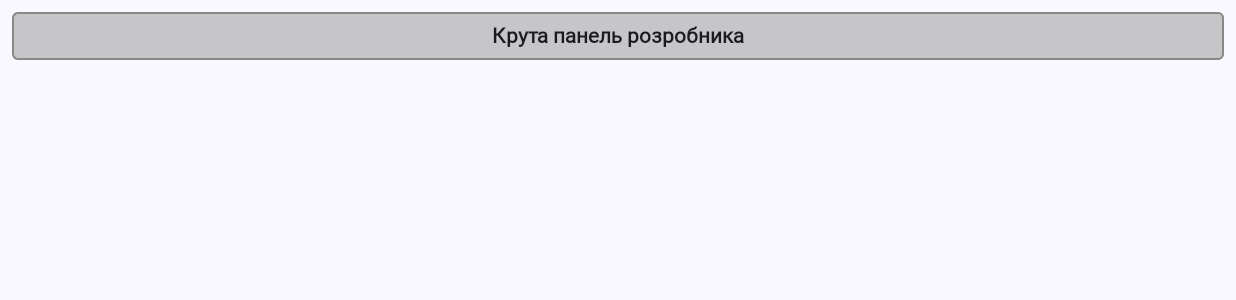
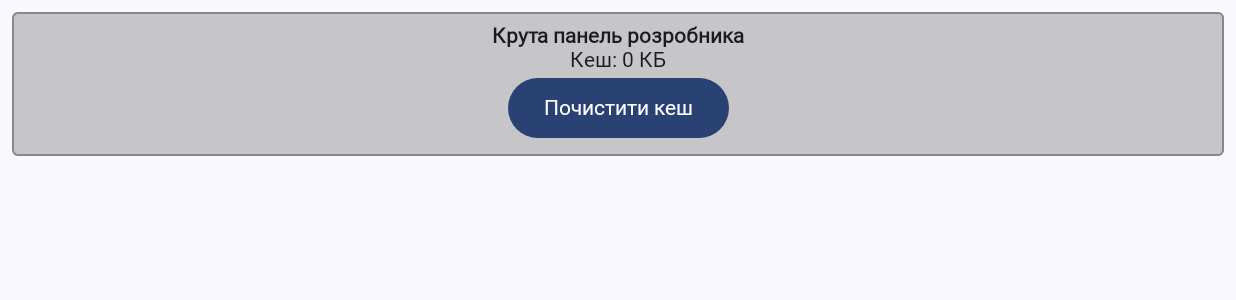
Before and after one commit to sginne/wagner, an Android app built with Jetpack Compose: the composable DevPanel shown on its own in the app's theme, on a phone screen of 824 x 412 dp (held sideways). Shown: the top 300 px of the screen. Run offline under Robolectric (Android 15) with nearby library versions, the phone set to English and light mode, and no system bars; Roboto replaces fonts that are not available here.

Commit message:
Dev panel, cache part, shows Kb size

```diff
--- a/app/src/main/java/com/viivi/wagner/ui/screens/devUi/DevPanel.kt
+++ b/app/src/main/java/com/viivi/wagner/ui/screens/devUi/DevPanel.kt
@@ -1,37 +1,86 @@
 package com.viivi.wagner.ui.screens.devUi
 
-
+import android.content.Context
 import androidx.compose.foundation.border
 import androidx.compose.foundation.background
 import androidx.compose.foundation.layout.Row
 import androidx.compose.foundation.layout.fillMaxWidth
 import androidx.compose.foundation.layout.padding
 import androidx.compose.foundation.layout.Arrangement
+import androidx.compose.foundation.shape.RoundedCornerShape
+import androidx.compose.material3.Button
 import androidx.compose.material3.Text
 import androidx.compose.runtime.Composable
 import androidx.compose.ui.Alignment
 import androidx.compose.ui.Modifier
 import androidx.compose.ui.graphics.Color
+import androidx.compose.ui.platform.LocalContext
 import androidx.compose.ui.text.font.FontWeight
 import androidx.compose.ui.unit.Dp
 import androidx.compose.ui.unit.dp
-import androidx.compose.foundation.shape.RoundedCornerShape
+import coil.imageLoader
+import kotlinx.coroutines.CoroutineScope
+import kotlinx.coroutines.Dispatchers
+import kotlinx.coroutines.launch
+import java.io.File
+import androidx.compose.runtime.rememberCoroutineScope
+import androidx.compose.foundation.layout.*
+import androidx.compose.runtime.*
+import kotlinx.coroutines.withContext
 
 
 
 
+fun clearComicCache(context: Context) {
+    val cacheDir = File(context.filesDir, "comics_cache")
+    cacheDir.deleteRecursively()
+    context.imageLoader.diskCache?.clear()
+}
+
 @Composable
 fun DevPanel() {
-    Row(
-        Modifier
+    val context = LocalContext.current
+    val scope = rememberCoroutineScope()
+    var cacheSize by remember { mutableStateOf(0L) }
+
+    fun calculateCacheSize(): Long {
+        val cacheDir = File(context.filesDir, "comics_cache")
+        return cacheDir.walkTopDown()
+            .filter { it.isFile }
+            .map { it.length() }
+            .sum()
+    }
+
+    LaunchedEffect(Unit) {
+        cacheSize = withContext(Dispatchers.IO) { calculateCacheSize() }
+    }
+
+    Column(
+        modifier = Modifier
             .fillMaxWidth()
             .padding(8.dp)
             .border(1.dp, Color.Gray, RoundedCornerShape(4.dp))
             .background(Color(0xAFAFAFAF), RoundedCornerShape(4.dp))
             .padding(8.dp),
-        horizontalArrangement = Arrangement.Center,
-        verticalAlignment = Alignment.CenterVertically
+        horizontalAlignment = Alignment.CenterHorizontally,
+        verticalArrangement = Arrangement.Center
     ) {
         Text("Крута панель розробника", fontWeight = FontWeight.Bold)
+
+        Text("Кеш: ${cacheSize / 1024} КБ")
+
+        Row(
+            modifier = Modifier.fillMaxWidth(),
+            horizontalArrangement = Arrangement.Center
+        ) {
+            Button(onClick = {
+                scope.launch(Dispatchers.IO) {
+                    clearComicCache(context)
+                    cacheSize = calculateCacheSize()
+                }
+            }) {
+                Text("Почистити кеш")
+            }
+        }
     }
 }
```
Also changed, not shown: app/src/main/java/com/viivi/wagner/ui/HomePage.kt (+35 -4 lines).
